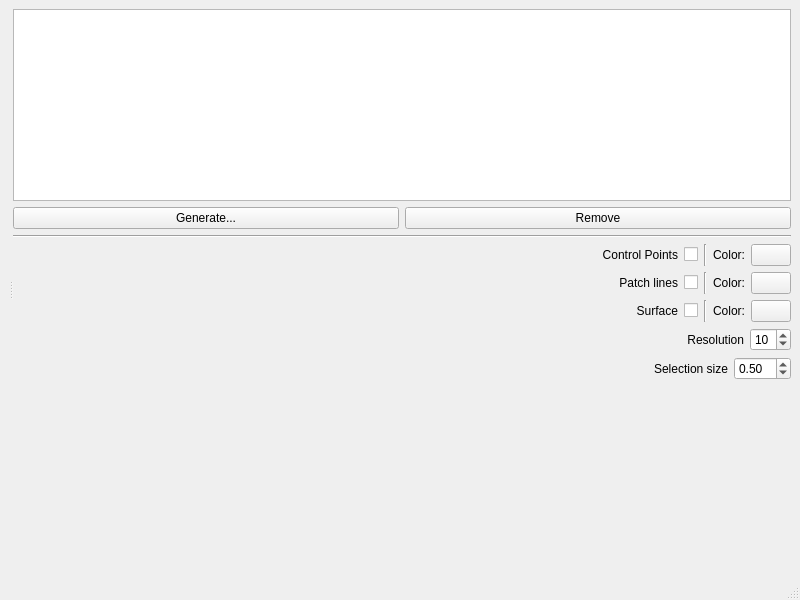
This is src/mainwindow.ui in DrLutzi/proj150h_s3 as Qt 5 draws it before an edit. The edited form follows.
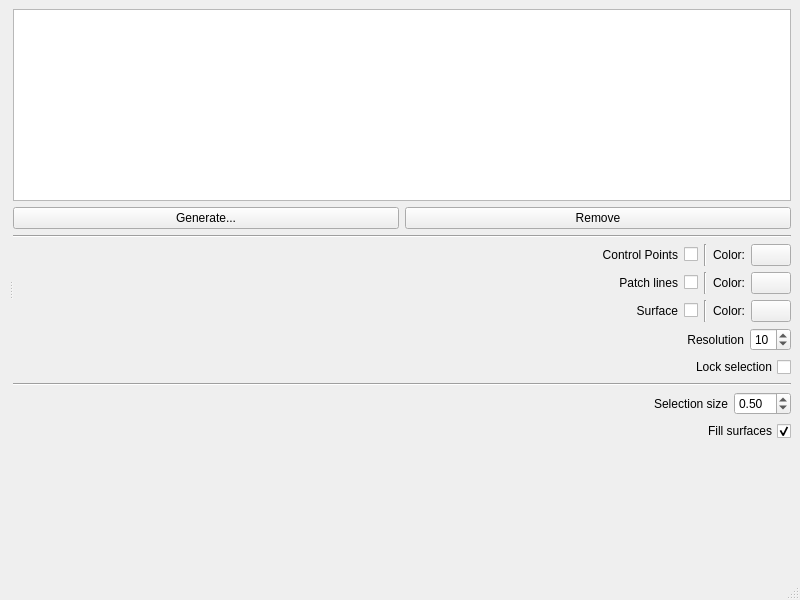
This is the edited form.

Commit message: Added lock feature Added polygon mode feature to change how surfaces are displayed Added dynamic dependency update when updating a single control point by hand Fixed a bug where some structures would send the wrong ray distance when a ray hit them

```diff
--- a/src/mainwindow.ui
+++ b/src/mainwindow.ui
@@ -325,6 +325,23 @@
           </item>
          </layout>
         </item>
+        <item>
+         <widget class="QCheckBox" name="checkBox_lock">
+          <property name="layoutDirection">
+           <enum>Qt::RightToLeft</enum>
+          </property>
+          <property name="text">
+           <string>Lock selection</string>
+          </property>
+         </widget>
+        </item>
+        <item>
+         <widget class="Line" name="line_2">
+          <property name="orientation">
+           <enum>Qt::Horizontal</enum>
+          </property>
+         </widget>
+        </item>
         <item>
          <layout class="QHBoxLayout" name="horizontalLayout_selectionSize">
           <item>
@@ -358,6 +375,19 @@
           </item>
          </layout>
         </item>
+        <item>
+         <widget class="QCheckBox" name="checkBox_fill">
+          <property name="layoutDirection">
+           <enum>Qt::RightToLeft</enum>
+          </property>
+          <property name="text">
+           <string>Fill surfaces</string>
+          </property>
+          <property name="checked">
+           <bool>true</bool>
+          </property>
+         </widget>
+        </item>
         <item>
          <layout class="QVBoxLayout" name="specificPatchWidget_layout"/>
         </item>
```
The commit also changes 20 other files.
